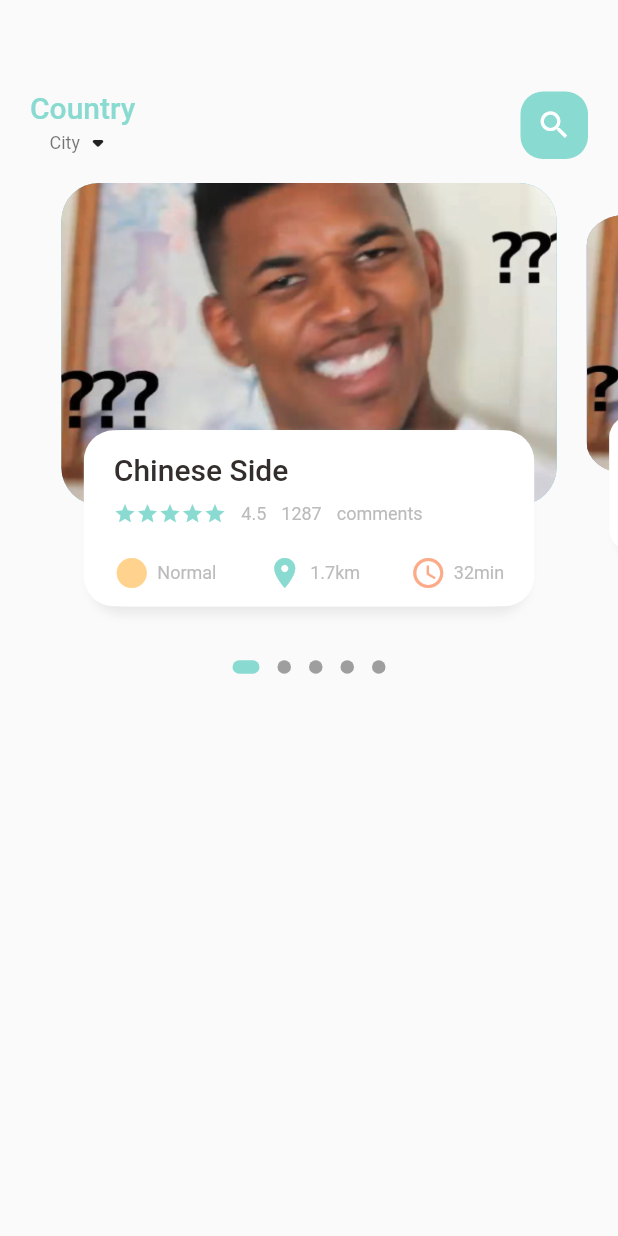
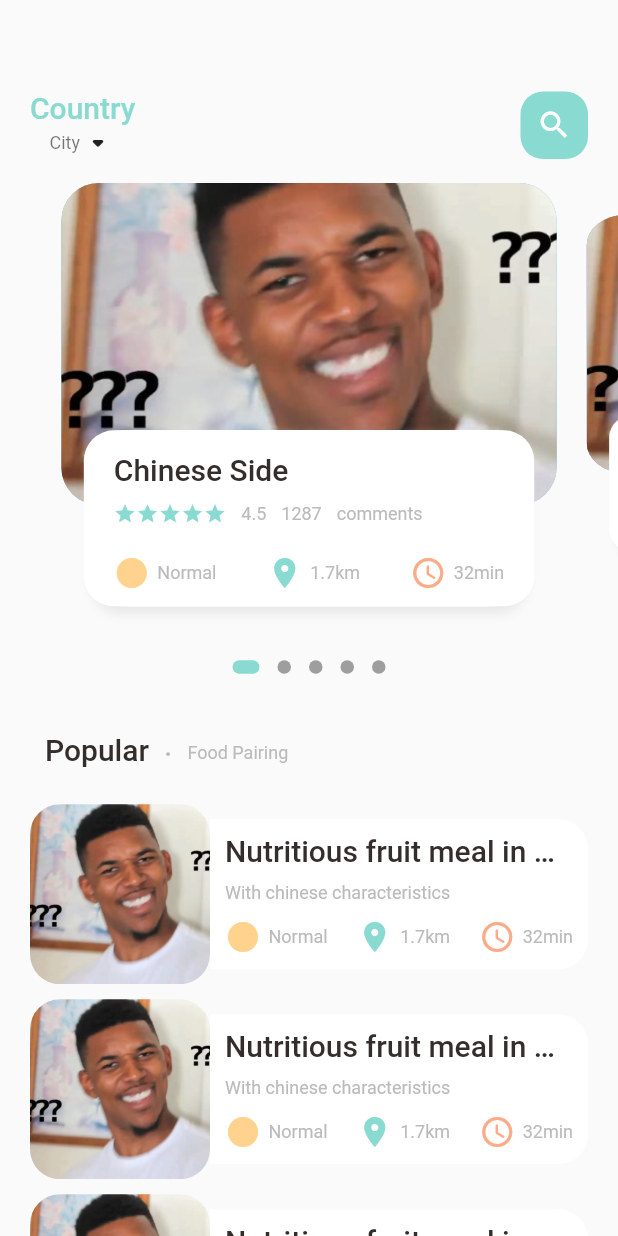
Before and after one commit to omitoful/food_delivery_demo, a Flutter app: the screen it shows after launch, on a phone screen of 412 x 824 dp. Run offline on Flutter 3.47's test engine with Material 2 defaults, Android fonts, the phone set to English and light mode, and no system bars; drawn by our look-alikes of dots_indicator; our stand-ins replace get.

Commit message:
setup home page food list

```diff
--- a/lib/home/food_page_body.dart
+++ b/lib/home/food_page_body.dart
@@ -4,8 +4,6 @@ import 'package:food_delivery/Utils/app_layout.dart';
 import 'package:food_delivery/Utils/colors.dart';
 import 'package:food_delivery/widgets/big_text.dart';
 import 'package:food_delivery/widgets/small_text.dart';
-import 'package:get/get.dart';
-
 import '../widgets/icon_and_text.dart';
 
 class FoodPageBody extends StatefulWidget {
@@ -39,6 +37,7 @@ class _FoodPageBodyState extends State<FoodPageBody> {
   Widget build(BuildContext context) {
     return Column(
       children: [
+        /// slider section
         Container(
           height: AppLayout.pageView,
           child: PageView.builder(
@@ -49,6 +48,7 @@ class _FoodPageBodyState extends State<FoodPageBody> {
               }
           ),
         ),
+        /// dots
         DotsIndicator(
           dotsCount: 5,
           position: _currentPageValue,
@@ -59,13 +59,107 @@ class _FoodPageBodyState extends State<FoodPageBody> {
             activeShape: RoundedRectangleBorder(
                 borderRadius: BorderRadius.circular(5.0)),
           ),
-        )
+        ),
+        /// popular title
+        SizedBox(height: AppLayout.getHeight(30)),
+        Container(
+          margin: EdgeInsets.only(left: AppLayout.getWidth(30)),
+          child: Row(
+            crossAxisAlignment: CrossAxisAlignment.end,
+            children: [
+              BigText(text: "Popular"),
+              SizedBox(width: AppLayout.getWidth(10)),
+              Container(
+                margin: EdgeInsets.only(bottom: AppLayout.getHeight(3)),
+                child: BigText(text: ".", color: Colors.black26),
+              ),
+              SizedBox(width: AppLayout.getWidth(10)),
+              Container(
+                margin: EdgeInsets.only(bottom: AppLayout.getHeight(2)),
+                child: SmallText(text: "Food Pairing"),
+              )
+            ],
+          ),
+        ),
+        /// list of food
+        SizedBox(height: AppLayout.getHeight(20)),
+        MediaQuery.removePadding( /// remove the unexpected top padding
+          removeTop: true,
+          context: context,
+          child: ListView.builder(
+              physics: const NeverScrollableScrollPhysics(),
+              shrinkWrap: true,
+              itemCount: 10,
+              itemBuilder: (context, index) {
+                return Container(
+                  margin: EdgeInsets.symmetric(horizontal: AppLayout.getWidth(20), vertical: AppLayout.getHeight(5)),
+                  child: Row(
+                    children: [
+                      /// image section
+                      Container(
+                        width: AppLayout.getHeight(120),
+                        height: AppLayout.getHeight(120),
+                        decoration: BoxDecoration(
+                            borderRadius: BorderRadius.circular(AppLayout.getHeight(20)),
+                            color: Colors.white38,
+                            image: const DecorationImage(
+                                fit: BoxFit.cover,
+                                image: AssetImage("assets/img_1.png")
+                            )
+                        ),
+                      ),
+                      /// text container
+                      Expanded(
+                        child: Container(
+                          height: AppLayout.getHeight(100),
+                          decoration: BoxDecoration(
+                            borderRadius: BorderRadius.only(topRight: Radius.circular(AppLayout.getHeight(20)), bottomRight: Radius.circular(AppLayout.getHeight(20))),
+                            color: Colors.white,
+                          ),
+                          child: Padding(
+                            padding: EdgeInsets.symmetric(horizontal: AppLayout.getWidth(10)),
+                            child: Column(
+                              crossAxisAlignment: CrossAxisAlignment.start,
+                              mainAxisAlignment: MainAxisAlignment.center ,
+                              children: [
+                                BigText(text: "Nutritious fruit meal in China"),
+                                SizedBox(height: AppLayout.getHeight(10)),
+                                SmallText(text: "With chinese characteristics"),
+                                SizedBox(height: AppLayout.getHeight(10)),
+                                Row(
+                                  mainAxisAlignment: MainAxisAlignment.spaceBetween,
+                                  children: const [
+                                    IconAndTextWidget(
+                                        icon: Icons.circle_sharp,
+                                        text: "Normal",
+                                        iconColor: AppColors.iconColor1),
+                                    IconAndTextWidget(
+                                        icon: Icons.location_on,
+                                        text: "1.7km",
+                                        iconColor: AppColors.mainColor),
+                                    IconAndTextWidget(
+                                        icon: Icons.access_time_rounded,
+                                        text: "32min",
+                                        iconColor: AppColors.iconColor2),
+                                  ],
+                                ),
+                              ],
+                            ),
+                          ),
+                        ),
+                      ),
+                    ],
+                  ),
+                );
+              }
+          ),
+        ),
       ],
     );
   }
 
   Widget _buildPageItem(int index) {
-    Matrix4 matrix = new Matrix4.identity();
+    Matrix4 matrix = Matrix4.identity();
     if (index == _currentPageValue.floor()) {
       var currScale = 1 - (_currentPageValue - index) * (1 - _scaleFactor);
       var currTrans = _height * (1 - currScale) / 2;
--- a/lib/home/main_food_page.dart
+++ b/lib/home/main_food_page.dart
@@ -53,7 +53,9 @@ class _MainFoodPageState extends State<MainFoodPage> {
             ),
           ),
           /// showing the body
-          const FoodPageBody(),
+          Expanded(child: SingleChildScrollView(
+            child: FoodPageBody(),
+          ))
         ],
       ),
     );
```
